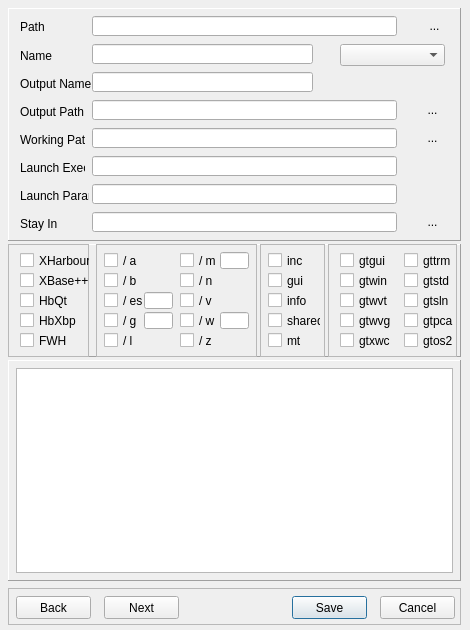
Above: harbour/contrib/hbide/projectwizard.ui from harbour/core before the change. Below: the same form after it.
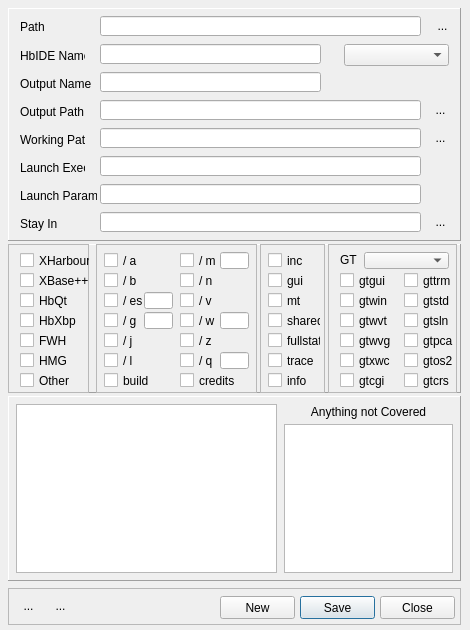
That is the form after the change. Icons and pictures are not drawn.

Commit message: 2012-07-16 01:14 UTC-0800 Pritpal Bedi (bedipritpal@hotmail.com)   * contrib/hbide/idemain.prg   * contrib/hbide/idemisc.prg   * contrib/hbide/ideprojectwizard.prg   * contrib/hbide/projectwizard.ui     ! Advanced: to a comfortable level how a project can be constructed.        Please play with <Main Menu><Project><New Project Wizard>.        It implements very nice constructs to enter various elements.        Still a work-in-progress, but concept has begining to impress.

```diff
--- a/harbour/contrib/hbide/projectwizard.ui
+++ b/harbour/contrib/hbide/projectwizard.ui
@@ -44,7 +44,7 @@
        <x>8</x>
        <y>244</y>
        <width>453</width>
-       <height>113</height>
+       <height>149</height>
       </rect>
      </property>
      <property name="frameShape">
@@ -59,7 +59,7 @@
         <x>0</x>
         <y>0</y>
         <width>81</width>
-        <height>113</height>
+        <height>149</height>
        </rect>
       </property>
       <property name="frameShape">
@@ -133,6 +133,32 @@
         <string>HbQt</string>
        </property>
       </widget>
+      <widget class="QCheckBox" name="chkHMG">
+       <property name="geometry">
+        <rect>
+         <x>12</x>
+         <y>108</y>
+         <width>70</width>
+         <height>17</height>
+        </rect>
+       </property>
+       <property name="text">
+        <string>HMG</string>
+       </property>
+      </widget>
+      <widget class="QCheckBox" name="chkOther">
+       <property name="geometry">
+        <rect>
+         <x>12</x>
+         <y>128</y>
+         <width>70</width>
+         <height>17</height>
+        </rect>
+       </property>
+       <property name="text">
+        <string>Other</string>
+       </property>
+      </widget>
      </widget>
      <widget class="QFrame" name="frame_5">
       <property name="geometry">
@@ -140,7 +166,7 @@
         <x>88</x>
         <y>0</y>
         <width>161</width>
-        <height>113</height>
+        <height>149</height>
        </rect>
       </property>
       <property name="frameShape">
@@ -205,7 +231,7 @@
        <property name="geometry">
         <rect>
          <x>8</x>
-         <y>88</y>
+         <y>108</y>
          <width>41</width>
          <height>17</height>
         </rect>
@@ -319,6 +345,68 @@
         </rect>
        </property>
       </widget>
+      <widget class="QCheckBox" name="chkBuild">
+       <property name="geometry">
+        <rect>
+         <x>8</x>
+         <y>128</y>
+         <width>65</width>
+         <height>17</height>
+        </rect>
+       </property>
+       <property name="text">
+        <string>build</string>
+       </property>
+      </widget>
+      <widget class="QCheckBox" name="chkCredits">
+       <property name="geometry">
+        <rect>
+         <x>84</x>
+         <y>128</y>
+         <width>70</width>
+         <height>17</height>
+        </rect>
+       </property>
+       <property name="text">
+        <string>credits</string>
+       </property>
+      </widget>
+      <widget class="QCheckBox" name="chkQ">
+       <property name="geometry">
+        <rect>
+         <x>84</x>
+         <y>108</y>
+         <width>41</width>
+         <height>17</height>
+        </rect>
+       </property>
+       <property name="text">
+        <string>/ q</string>
+       </property>
+      </widget>
+      <widget class="QLineEdit" name="editQ">
+       <property name="geometry">
+        <rect>
+         <x>124</x>
+         <y>108</y>
+         <width>29</width>
+         <height>17</height>
+        </rect>
+       </property>
+      </widget>
+      <widget class="QCheckBox" name="chkJ">
+       <property name="geometry">
+        <rect>
+         <x>8</x>
+         <y>88</y>
+         <width>41</width>
+         <height>17</height>
+        </rect>
+       </property>
+       <property name="text">
+        <string>/ j</string>
+       </property>
+      </widget>
      </widget>
      <widget class="QFrame" name="frame_6">
       <property name="geometry">
@@ -326,7 +414,7 @@
         <x>252</x>
         <y>0</y>
         <width>65</width>
-        <height>113</height>
+        <height>149</height>
        </rect>
       </property>
       <property name="frameShape">
@@ -340,7 +428,7 @@
         <rect>
          <x>8</x>
          <y>8</y>
-         <width>41</width>
+         <width>53</width>
          <height>17</height>
         </rect>
        </property>
@@ -353,7 +441,7 @@
         <rect>
          <x>8</x>
          <y>28</y>
-         <width>41</width>
+         <width>53</width>
          <height>17</height>
         </rect>
        </property>
@@ -365,8 +453,8 @@
        <property name="geometry">
         <rect>
          <x>8</x>
-         <y>48</y>
-         <width>49</width>
+         <y>128</y>
+         <width>53</width>
          <height>17</height>
         </rect>
        </property>
@@ -391,8 +479,8 @@
        <property name="geometry">
         <rect>
          <x>8</x>
-         <y>88</y>
-         <width>41</width>
+         <y>48</y>
+         <width>53</width>
          <height>17</height>
         </rect>
        </property>
@@ -400,6 +488,32 @@
         <string>mt</string>
        </property>
       </widget>
+      <widget class="QCheckBox" name="chkTrace">
+       <property name="geometry">
+        <rect>
+         <x>8</x>
+         <y>108</y>
+         <width>53</width>
+         <height>17</height>
+        </rect>
+       </property>
+       <property name="text">
+        <string>trace</string>
+       </property>
+      </widget>
+      <widget class="QCheckBox" name="chkFullstatic">
+       <property name="geometry">
+        <rect>
+         <x>8</x>
+         <y>88</y>
+         <width>53</width>
+         <height>17</height>
+        </rect>
+       </property>
+       <property name="text">
+        <string>fullstatic</string>
+       </property>
+      </widget>
      </widget>
      <widget class="QFrame" name="frame_7">
       <property name="geometry">
@@ -407,7 +521,7 @@
         <x>320</x>
         <y>0</y>
         <width>129</width>
-        <height>113</height>
+        <height>149</height>
        </rect>
       </property>
       <property name="frameShape">
@@ -420,7 +534,7 @@
        <property name="geometry">
         <rect>
          <x>12</x>
-         <y>88</y>
+         <y>108</y>
          <width>53</width>
          <height>17</height>
         </rect>
@@ -433,7 +547,7 @@
        <property name="geometry">
         <rect>
          <x>12</x>
-         <y>8</y>
+         <y>28</y>
          <width>53</width>
          <height>17</height>
         </rect>
@@ -446,7 +560,7 @@
        <property name="geometry">
         <rect>
          <x>12</x>
-         <y>48</y>
+         <y>68</y>
          <width>53</width>
          <height>17</height>
         </rect>
@@ -459,7 +573,7 @@
        <property name="geometry">
         <rect>
          <x>12</x>
-         <y>28</y>
+         <y>48</y>
          <width>53</width>
          <height>17</height>
         </rect>
@@ -472,7 +586,7 @@
        <property name="geometry">
         <rect>
          <x>12</x>
-         <y>68</y>
+         <y>88</y>
          <width>53</width>
          <height>17</height>
         </rect>
@@ -485,7 +599,7 @@
        <property name="geometry">
         <rect>
          <x>76</x>
-         <y>68</y>
+         <y>88</y>
          <width>53</width>
          <height>17</height>
         </rect>
@@ -498,7 +612,7 @@
        <property name="geometry">
         <rect>
          <x>76</x>
-         <y>28</y>
+         <y>48</y>
          <width>53</width>
          <height>17</height>
         </rect>
@@ -511,7 +625,7 @@
        <property name="geometry">
         <rect>
          <x>76</x>
-         <y>8</y>
+         <y>28</y>
          <width>53</width>
          <height>17</height>
         </rect>
@@ -524,7 +638,7 @@
        <property name="geometry">
         <rect>
          <x>76</x>
-         <y>48</y>
+         <y>68</y>
          <width>53</width>
          <height>17</height>
         </rect>
@@ -537,7 +651,7 @@
        <property name="geometry">
         <rect>
          <x>76</x>
-         <y>88</y>
+         <y>108</y>
          <width>53</width>
          <height>17</height>
         </rect>
@@ -546,15 +660,64 @@
         <string>gtos2</string>
        </property>
       </widget>
+      <widget class="QComboBox" name="comboGT">
+       <property name="geometry">
+        <rect>
+         <x>36</x>
+         <y>8</y>
+         <width>85</width>
+         <height>17</height>
+        </rect>
+       </property>
+      </widget>
+      <widget class="QLabel" name="label_9">
+       <property name="geometry">
+        <rect>
+         <x>12</x>
+         <y>8</y>
+         <width>25</width>
+         <height>16</height>
+        </rect>
+       </property>
+       <property name="text">
+        <string>GT</string>
+       </property>
+      </widget>
+      <widget class="QCheckBox" name="chkGtcgi">
+       <property name="geometry">
+        <rect>
+         <x>12</x>
+         <y>128</y>
+         <width>53</width>
+         <height>17</height>
+        </rect>
+       </property>
+       <property name="text">
+        <string>gtcgi</string>
+       </property>
+      </widget>
+      <widget class="QCheckBox" name="chkGtcrs">
+       <property name="geometry">
+        <rect>
+         <x>76</x>
+         <y>128</y>
+         <width>53</width>
+         <height>17</height>
+        </rect>
+       </property>
+       <property name="text">
+        <string>gtcrs</string>
+       </property>
+      </widget>
      </widget>
     </widget>
     <widget class="QFrame" name="frameFreeFlow">
      <property name="geometry">
       <rect>
        <x>8</x>
-       <y>360</y>
+       <y>396</y>
        <width>453</width>
-       <height>221</height>
+       <height>185</height>
       </rect>
      </property>
      <property name="frameShape">
@@ -566,10 +729,10 @@
      <widget class="QPlainTextEdit" name="plainSwitches">
       <property name="geometry">
        <rect>
-        <x>8</x>
-        <y>8</y>
-        <width>437</width>
-        <height>205</height>
+        <x>276</x>
+        <y>28</y>
+        <width>169</width>
+        <height>149</height>
        </rect>
       </property>
       <property name="font">
@@ -584,6 +747,52 @@
        <enum>QPlainTextEdit::NoWrap</enum>
       </property>
      </widget>
+     <widget class="QTreeWidget" name="treeProps">
+      <property name="geometry">
+       <rect>
+        <x>8</x>
+        <y>8</y>
+        <width>261</width>
+        <height>169</height>
+       </rect>
+      </property>
+      <property name="selectionBehavior">
+       <enum>QAbstractItemView::SelectRows</enum>
+      </property>
+      <property name="indentation">
+       <number>10</number>
+      </property>
+      <property name="uniformRowHeights">
+       <bool>true</bool>
+      </property>
+      <property name="headerHidden">
+       <bool>true</bool>
+      </property>
+      <property name="expandsOnDoubleClick">
+       <bool>false</bool>
+      </property>
+      <column>
+       <property name="text">
+        <string notr="true">1</string>
+       </property>
+      </column>
+     </widget>
+     <widget class="QLabel" name="label_10">
+      <property name="geometry">
+       <rect>
+        <x>280</x>
+        <y>8</y>
+        <width>161</width>
+        <height>16</height>
+       </rect>
+      </property>
+      <property name="text">
+       <string>Anything not Covered</string>
+      </property>
+      <property name="alignment">
+       <set>Qt::AlignCenter</set>
+      </property>
+     </widget>
     </widget>
     <widget class="QFrame" name="framePaths">
      <property name="geometry">
@@ -616,9 +825,9 @@
      <widget class="QLineEdit" name="editProjPath">
       <property name="geometry">
        <rect>
-        <x>84</x>
+        <x>92</x>
         <y>8</y>
-        <width>305</width>
+        <width>321</width>
         <height>20</height>
        </rect>
       </property>
@@ -626,7 +835,7 @@
      <widget class="QToolButton" name="toolProjPath">
       <property name="geometry">
        <rect>
-        <x>414</x>
+        <x>422</x>
         <y>8</y>
         <width>25</width>
         <height>19</height>
@@ -648,18 +857,18 @@
        <rect>
         <x>12</x>
         <y>40</y>
-        <width>41</width>
+        <width>65</width>
         <height>16</height>
        </rect>
       </property>
       <property name="text">
-       <string>Name</string>
+       <string>HbIDE Name</string>
       </property>
      </widget>
      <widget class="QLineEdit" name="editProjName">
       <property name="geometry">
        <rect>
-        <x>84</x>
+        <x>92</x>
         <y>36</y>
         <width>221</width>
         <height>20</height>
@@ -669,7 +878,7 @@
      <widget class="QComboBox" name="comboProjType">
       <property name="geometry">
        <rect>
-        <x>332</x>
+        <x>336</x>
         <y>36</y>
         <width>105</width>
         <height>22</height>
@@ -692,7 +901,7 @@
      <widget class="QLineEdit" name="editOutName">
       <property name="geometry">
        <rect>
-        <x>84</x>
+        <x>92</x>
         <y>64</y>
         <width>221</width>
         <height>20</height>
@@ -715,9 +924,9 @@
      <widget class="QLineEdit" name="editOutPath">
       <property name="geometry">
        <rect>
-        <x>84</x>
+        <x>92</x>
         <y>92</y>
-        <width>305</width>
+        <width>321</width>
         <height>20</height>
        </rect>
       </property>
@@ -738,9 +947,9 @@
      <widget class="QLineEdit" name="editWorkPath">
       <property name="geometry">
        <rect>
-        <x>84</x>
+        <x>92</x>
         <y>120</y>
-        <width>305</width>
+        <width>321</width>
         <height>20</height>
        </rect>
       </property>
@@ -748,7 +957,7 @@
      <widget class="QToolButton" name="toolOutPath">
       <property name="geometry">
        <rect>
-        <x>412</x>
+        <x>420</x>
         <y>92</y>
         <width>25</width>
         <height>19</height>
@@ -768,7 +977,7 @@
      <widget class="QToolButton" name="toolWorkPath">
       <property name="geometry">
        <rect>
-        <x>412</x>
+        <x>420</x>
         <y>120</y>
         <width>25</width>
         <height>19</height>
@@ -803,7 +1012,7 @@
        <rect>
         <x>12</x>
         <y>180</y>
-        <width>69</width>
+        <width>77</width>
         <height>16</height>
        </rect>
       </property>
@@ -814,9 +1023,9 @@
      <widget class="QLineEdit" name="editLaunchExe">
       <property name="geometry">
        <rect>
-        <x>84</x>
+        <x>92</x>
         <y>148</y>
-        <width>305</width>
+        <width>321</width>
         <height>20</height>
        </rect>
       </property>
@@ -824,9 +1033,9 @@
      <widget class="QLineEdit" name="editLaunchParams">
       <property name="geometry">
        <rect>
-        <x>84</x>
+        <x>92</x>
         <y>176</y>
-        <width>305</width>
+        <width>321</width>
         <height>20</height>
        </rect>
       </property>
@@ -847,9 +1056,9 @@
      <widget class="QLineEdit" name="editStayIn">
       <property name="geometry">
        <rect>
-        <x>84</x>
+        <x>92</x>
         <y>204</y>
-        <width>305</width>
+        <width>321</width>
         <height>20</height>
        </rect>
       </property>
@@ -857,7 +1066,7 @@
      <widget class="QToolButton" name="toolStayInPath">
       <property name="geometry">
        <rect>
-        <x>412</x>
+        <x>420</x>
         <y>204</y>
         <width>25</width>
         <height>19</height>
@@ -1051,7 +1260,7 @@
    <widget class="QPushButton" name="btnSave">
     <property name="geometry">
      <rect>
-      <x>284</x>
+      <x>292</x>
       <y>8</y>
       <width>75</width>
       <height>23</height>
@@ -1071,33 +1280,63 @@
      </rect>
     </property>
     <property name="text">
-     <string>Cancel</string>
+     <string>Close</string>
     </property>
    </widget>
-   <widget class="QPushButton" name="btnNext">
+   <widget class="QPushButton" name="btnNew">
     <property name="geometry">
      <rect>
-      <x>96</x>
+      <x>212</x>
       <y>8</y>
       <width>75</width>
       <height>23</height>
      </rect>
     </property>
     <property name="text">
-     <string>Next</string>
+     <string>New</string>
     </property>
    </widget>
-   <widget class="QPushButton" name="btnBack">
+   <widget class="QToolButton" name="btnBack">
     <property name="geometry">
      <rect>
       <x>8</x>
       <y>8</y>
-      <width>75</width>
-      <height>23</height>
+      <width>25</width>
+      <height>19</height>
      </rect>
     </property>
     <property name="text">
-     <string>Back</string>
+     <string>...</string>
+    </property>
+    <property name="icon">
+     <iconset resource="hbide.qrc">
+      <normaloff>:/resources/dc_left.png</normaloff>:/resources/dc_left.png</iconset>
+    </property>
+    <property name="autoRaise">
+     <bool>true</bool>
+    </property>
+   </widget>
+   <widget class="QToolButton" name="btnNext">
+    <property name="geometry">
+     <rect>
+      <x>40</x>
+      <y>8</y>
+      <width>25</width>
+      <height>19</height>
+     </rect>
+    </property>
+    <property name="toolTip">
+     <string>Go to next page</string>
+    </property>
+    <property name="text">
+     <string>...</string>
+    </property>
+    <property name="icon">
+     <iconset resource="hbide.qrc">
+      <normaloff>:/resources/dc_right.png</normaloff>:/resources/dc_right.png</iconset>
+    </property>
+    <property name="autoRaise">
+     <bool>true</bool>
     </property>
    </widget>
   </widget>
```
Left out of the diff: 91 changed lines with no effect on the pictures. The commit also changes 4 other files.
